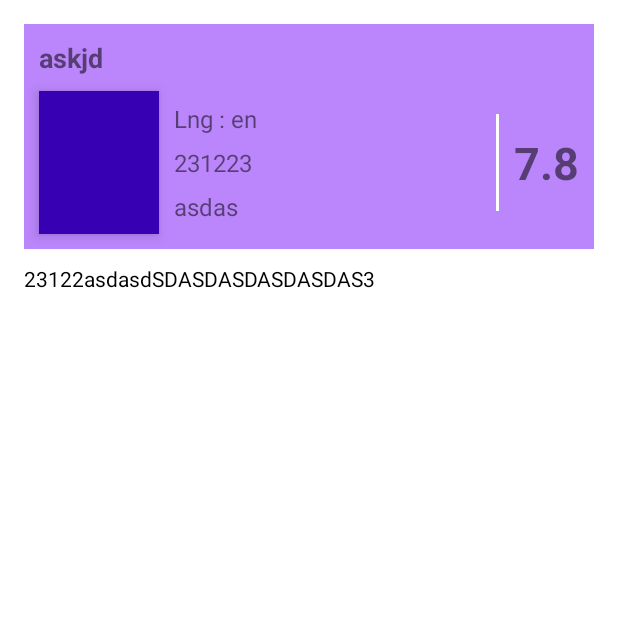
After one commit to DashAF11/movieDetails, an Android app: the fragment MovieDetailFragment shown on its own in the app's theme, on a phone screen of 412 x 824 dp, the top half of it. The commit adds this screen. Run offline under Robolectric (Android 15) with nearby library versions, the phone set to English and light mode, and no system bars.

Commit message:
added movieDetailsFragment with layout

```diff
--- /dev/null
+++ b/app/src/main/java/com/example/moviedetails/fragment/MovieDetailFragment.kt
@@ -0,0 +1,26 @@
+package com.example.moviedetails.fragment
+
+import android.os.Bundle
+import android.view.LayoutInflater
+import android.view.View
+import android.view.ViewGroup
+import androidx.fragment.app.Fragment
+import com.example.moviedetails.databinding.FragmentMovieDetailBinding
+
+class MovieDetailFragment : Fragment() {
+    var binding: FragmentMovieDetailBinding? = null
+
+    override fun onCreate(savedInstanceState: Bundle?) {
+        super.onCreate(savedInstanceState)
+    }
+
+    override fun onCreateView(
+        inflater: LayoutInflater, container: ViewGroup?,
+        savedInstanceState: Bundle?
+    ): View {
+        // Inflate the layout for this fragment
+        binding = FragmentMovieDetailBinding.inflate(inflater, container, false)
+        return binding!!.root
+    }
+
+}
--- a/app/src/main/java/com/example/moviedetails/fragment/MoviesViewModel.kt
+++ b/app/src/main/java/com/example/moviedetails/viewModel/MoviesViewModel.kt
@@ -1,4 +1,4 @@
-package com.example.moviedetails.fragment
+package com.example.moviedetails.viewModel
 
 import androidx.lifecycle.ViewModel
 
--- /dev/null
+++ b/app/src/main/res/layout/fragment_movie_detail.xml
@@ -0,0 +1,154 @@
+<?xml version="1.0" encoding="utf-8"?>
+<androidx.constraintlayout.widget.ConstraintLayout xmlns:android="http://schemas.android.com/apk/res/android"
+    xmlns:app="http://schemas.android.com/apk/res-auto"
+    xmlns:tools="http://schemas.android.com/tools"
+    android:layout_width="match_parent"
+    android:layout_height="match_parent"
+    tools:context=".fragment.MovieDetailFragment">
+
+    <androidx.core.widget.NestedScrollView
+        android:layout_width="match_parent"
+        android:layout_height="match_parent"
+        android:fillViewport="true"
+        android:padding="16dp"
+        android:scrollbars="none"
+        app:layout_constraintBottom_toBottomOf="parent"
+        app:layout_constraintEnd_toEndOf="parent"
+        app:layout_constraintStart_toStartOf="parent"
+        app:layout_constraintTop_toTopOf="parent">
+
+        <androidx.constraintlayout.widget.ConstraintLayout
+            android:layout_width="match_parent"
+            android:layout_height="wrap_content">
+
+            <androidx.constraintlayout.widget.ConstraintLayout
+                android:id="@+id/clTop"
+                android:layout_width="match_parent"
+                android:layout_height="150dp"
+                app:layout_constraintEnd_toEndOf="parent"
+                app:layout_constraintStart_toStartOf="parent"
+                app:layout_constraintTop_toTopOf="parent">
+
+                <ImageView
+                    android:id="@+id/ivMovieBG"
+                    android:layout_width="match_parent"
+                    android:layout_height="match_parent"
+                    android:background="@color/purple_200"
+                    app:layout_constraintBottom_toBottomOf="parent"
+                    app:layout_constraintEnd_toEndOf="parent"
+                    app:layout_constraintStart_toStartOf="parent"
+                    app:layout_constraintTop_toTopOf="parent" />
+
+                <TextView
+                    android:id="@+id/tvMovieTitle"
+                    android:layout_width="wrap_content"
+                    android:layout_height="wrap_content"
+                    android:layout_margin="10dp"
+                    android:elevation="5dp"
+                    android:text="askjd"
+                    android:textSize="18sp"
+                    android:textStyle="bold"
+                    app:layout_constraintStart_toStartOf="parent"
+                    app:layout_constraintTop_toTopOf="parent" />
+
+                <ImageView
+                    android:id="@+id/ivMovieDisplayPic"
+                    android:layout_width="80dp"
+                    android:layout_height="0dp"
+                    android:layout_margin="10dp"
+                    android:background="@color/purple_700"
+                    android:elevation="5dp"
+                    app:layout_constraintBottom_toBottomOf="parent"
+                    app:layout_constraintStart_toStartOf="parent"
+                    app:layout_constraintTop_toBottomOf="@+id/tvMovieTitle" />
+
+                <TextView
+                    android:id="@+id/tvMovieLanguage"
+                    android:layout_width="wrap_content"
+                    android:layout_height="wrap_content"
+                    android:layout_marginStart="10dp"
+                    android:text="Lng : en"
+                    android:textSize="16sp"
+                    android:textStyle="normal"
+                    app:layout_constraintBottom_toTopOf="@+id/tvMovieDate"
+                    app:layout_constraintStart_toEndOf="@+id/ivMovieDisplayPic"
+                    app:layout_constraintTop_toTopOf="@id/ivMovieDisplayPic" />
+
+                <TextView
+                    android:id="@+id/tvMovieDate"
+                    android:layout_width="wrap_content"
+                    android:layout_height="wrap_content"
+                    android:layout_marginStart="10dp"
+                    android:text="231223"
+                    android:textSize="16sp"
+                    android:textStyle="normal"
+                    app:layout_constraintBottom_toTopOf="@+id/tvMovieGenre"
+                    app:layout_constraintStart_toEndOf="@+id/ivMovieDisplayPic"
+                    app:layout_constraintTop_toBottomOf="@+id/tvMovieLanguage" />
+
+                <TextView
+                    android:id="@+id/tvMovieGenre"
+                    android:layout_width="wrap_content"
+                    android:layout_height="wrap_content"
+                    android:layout_marginStart="10dp"
+                    android:text="asdas"
+                    android:textSize="16sp"
+                    android:textStyle="normal"
+                    app:layout_constraintBottom_toBottomOf="@+id/ivMovieDisplayPic"
+                    app:layout_constraintStart_toEndOf="@+id/ivMovieDisplayPic"
+                    app:layout_constraintTop_toBottomOf="@+id/tvMovieDate" />
+
+                <View
+                    android:id="@+id/dividerView"
+                    android:layout_width="2dp"
+                    android:layout_height="0dp"
+                    android:layout_marginHorizontal="10dp"
+                    android:layout_marginVertical="15dp"
+                    android:background="@color/white"
+                    app:layout_constraintBottom_toBottomOf="@+id/ivMovieDisplayPic"
+                    app:layout_constraintEnd_toStartOf="@+id/tvMovieVote"
+                    app:layout_constraintTop_toTopOf="@+id/ivMovieDisplayPic" />
+
+                <TextView
+                    android:id="@+id/tvMovieVote"
+                    android:layout_width="wrap_content"
+                    android:layout_height="wrap_content"
+                    android:layout_marginEnd="10dp"
+                    android:elevation="5dp"
+                    android:text="7.8"
+                    android:textSize="30sp"
+                    android:textStyle="bold"
+                    app:layout_constraintBottom_toBottomOf="@id/ivMovieDisplayPic"
+                    app:layout_constraintEnd_toEndOf="parent"
+                    app:layout_constraintTop_toTopOf="@+id/ivMovieDisplayPic" />
+
+            </androidx.constraintlayout.widget.ConstraintLayout>
+
+            <androidx.constraintlayout.widget.ConstraintLayout
+                android:layout_width="match_parent"
+                android:layout_height="0dp"
+                android:layout_marginTop="10dp"
+                app:layout_constraintBottom_toBottomOf="parent"
+                app:layout_constraintEnd_toEndOf="parent"
+                app:layout_constraintStart_toStartOf="parent"
+                app:layout_constraintTop_toBottomOf="@+id/clTop">
+
+                <TextView
+                    android:id="@+id/tvMovieDesc"
+                    android:layout_width="match_parent"
+                    android:layout_height="wrap_content"
+                    android:text="23122asdasdSDASDASDASDASDAS3"
+                    android:textColor="@color/black"
+                    android:textSize="14sp"
+                    android:textStyle="normal"
+                    app:layout_constraintEnd_toStartOf="parent"
+                    app:layout_constraintStart_toEndOf="parent"
+                    app:layout_constraintTop_toTopOf="parent" />
+
+            </androidx.constraintlayout.widget.ConstraintLayout>
+
+        </androidx.constraintlayout.widget.ConstraintLayout>
+
+    </androidx.core.widget.NestedScrollView>
+
+</androidx.constraintlayout.widget.ConstraintLayout>
--- a/app/src/main/res/layout/item_list_top_movies_layout.xml
+++ b/app/src/main/res/layout/item_list_top_movies_layout.xml
@@ -17,88 +17,16 @@
 
     <TextView
         android:id="@+id/tvMovieTitle"
-        android:layout_width="wrap_content"
+        android:layout_width="0dp"
         android:layout_height="wrap_content"
         android:layout_margin="10dp"
         android:elevation="5dp"
+        android:gravity="center"
         android:text="askjd"
         android:textSize="18sp"
         android:textStyle="bold"
-        app:layout_constraintStart_toStartOf="parent"
-        app:layout_constraintTop_toTopOf="parent" />
-
-    <ImageView
-        android:id="@+id/ivMovieDisplayPic"
-        android:layout_width="80dp"
-        android:layout_height="0dp"
-        android:layout_margin="10dp"
-        android:background="@color/purple_700"
-        android:elevation="5dp"
         app:layout_constraintBottom_toBottomOf="parent"
-        app:layout_constraintStart_toStartOf="parent"
-        app:layout_constraintTop_toBottomOf="@+id/tvMovieTitle" />
-
-    <TextView
-        android:id="@+id/tvMovieLanguage"
-        android:layout_width="wrap_content"
-        android:layout_height="wrap_content"
-        android:layout_marginStart="10dp"
-        android:elevation="5dp"
-        android:text="Lng : en"
-        android:textSize="16sp"
-        android:textStyle="normal"
-        app:layout_constraintStart_toEndOf="@+id/ivMovieDisplayPic"
-        app:layout_constraintTop_toTopOf="@id/ivMovieDisplayPic" />
-
-    <TextView
-        android:id="@+id/tvMovieDate"
-        android:layout_width="wrap_content"
-        android:layout_height="wrap_content"
-        android:layout_marginStart="10dp"
-        android:elevation="5dp"
-        android:text="231223"
-        android:textSize="16sp"
-        android:textStyle="normal"
-        app:layout_constraintStart_toEndOf="@+id/ivMovieDisplayPic"
-        app:layout_constraintTop_toBottomOf="@+id/tvMovieLanguage" />
-
-    <TextView
-        android:id="@+id/tvMovieDesc"
-        android:layout_width="0dp"
-        android:layout_height="wrap_content"
-        android:layout_marginStart="10dp"
-        android:elevation="5dp"
-        android:ellipsize="end"
-        android:maxLines="3"
-        android:text="23122aSDASDASDASDASDAS3"
-        android:textSize="12sp"
-        android:textStyle="normal"
-        app:layout_constraintEnd_toStartOf="@+id/dividerView"
-        app:layout_constraintStart_toEndOf="@+id/ivMovieDisplayPic"
-        app:layout_constraintTop_toBottomOf="@+id/tvMovieDate" />
-
-    <View
-        android:id="@+id/dividerView"
-        android:layout_width="2dp"
-        android:layout_height="0dp"
-        android:layout_marginHorizontal="10dp"
-        android:layout_marginVertical="15dp"
-        android:background="@color/white"
-        app:layout_constraintBottom_toBottomOf="@+id/ivMovieDisplayPic"
-        app:layout_constraintEnd_toStartOf="@+id/tvMovieVote"
-        app:layout_constraintTop_toTopOf="@+id/ivMovieDisplayPic" />
-
-    <TextView
-        android:id="@+id/tvMovieVote"
-        android:layout_width="wrap_content"
-        android:layout_height="wrap_content"
-        android:layout_marginEnd="10dp"
-        android:elevation="5dp"
-        android:text="7.8"
-        android:textSize="30sp"
-        android:textStyle="bold"
-        app:layout_constraintBottom_toBottomOf="@id/ivMovieDisplayPic"
         app:layout_constraintEnd_toEndOf="parent"
-        app:layout_constraintTop_toTopOf="@+id/ivMovieDisplayPic" />
+        app:layout_constraintStart_toStartOf="parent" />
 
 </androidx.constraintlayout.widget.ConstraintLayout>
--- a/app/src/main/res/values-night/themes.xml
+++ /dev/null
@@ -1,16 +0,0 @@
-<resources xmlns:tools="http://schemas.android.com/tools">
-    <!-- Base application theme. -->
-    <style name="Theme.MovieDetails" parent="Theme.MaterialComponents.DayNight.DarkActionBar">
-        <!-- Primary brand color. -->
-        <item name="colorPrimary">@color/purple_200</item>
-        <item name="colorPrimaryVariant">@color/purple_700</item>
-        <item name="colorOnPrimary">@color/black</item>
-        <!-- Secondary brand color. -->
-        <item name="colorSecondary">@color/teal_200</item>
-        <item name="colorSecondaryVariant">@color/teal_200</item>
-        <item name="colorOnSecondary">@color/black</item>
-        <!-- Status bar color. -->
-        <item name="android:statusBarColor" tools:targetApi="l">?attr/colorPrimaryVariant</item>
-        <!-- Customize your theme here. -->
-    </style>
-</resources>
--- a/app/src/main/res/values/strings.xml
+++ b/app/src/main/res/values/strings.xml
@@ -1,3 +1,5 @@
 <resources>
     <string name="app_name">Movie Details</string>
+    <!-- TODO: Remove or change this placeholder text -->
+    <string name="hello_blank_fragment">Hello blank fragment</string>
 </resources>
--- a/app/src/main/res/values/themes.xml
+++ b/app/src/main/res/values/themes.xml
@@ -1,6 +1,6 @@
 <resources xmlns:tools="http://schemas.android.com/tools">
     <!-- Base application theme. -->
-    <style name="Theme.MovieDetails" parent="Theme.MaterialComponents.DayNight.DarkActionBar">
+    <style name="Theme.MovieDetails" parent="Theme.MaterialComponents.DayNight.NoActionBar">
         <!-- Primary brand color. -->
         <item name="colorPrimary">@color/purple_500</item>
         <item name="colorPrimaryVariant">@color/purple_700</item>
```
